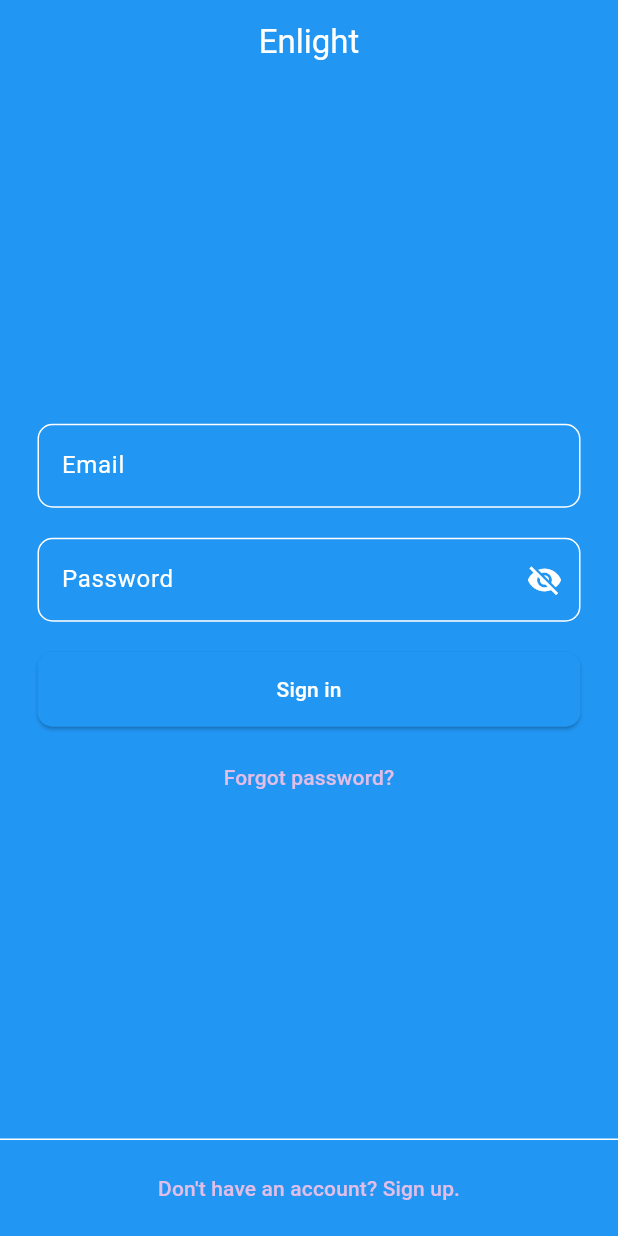
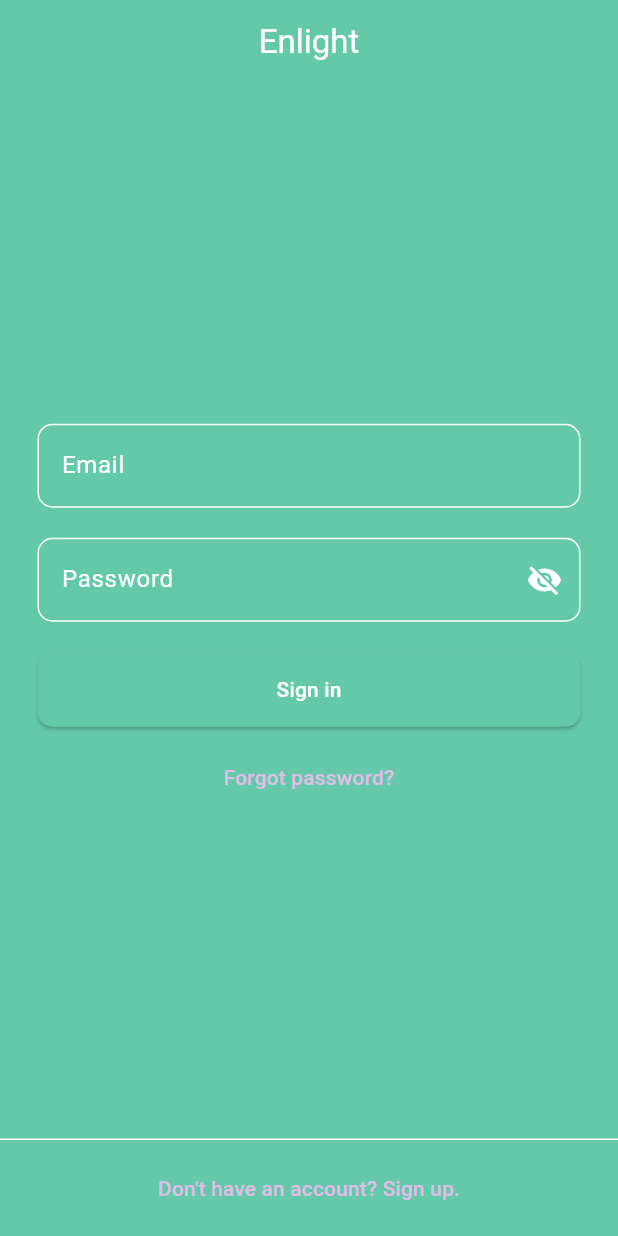
Before and after one commit to pedroramirezneira/enlightfrontend, a Flutter app: the screen it shows after launch, on a phone screen of 412 x 824 dp. Run offline on Flutter 3.47's test engine with Material 3 defaults, Android fonts, the phone set to English and light mode, and no system bars.

Commit message:
Addition of date mode to EnlightTextFormFields, color palette change

```diff
--- a/lib/components/enlight_text_form_field.dart
+++ b/lib/components/enlight_text_form_field.dart
@@ -5,6 +5,7 @@ class EnlightTextFormField extends StatefulWidget {
   final TextEditingController controller;
   final String? Function(String?)? validator;
   final bool password;
+  final bool date;
 
   const EnlightTextFormField({
     super.key,
@@ -12,6 +13,7 @@ class EnlightTextFormField extends StatefulWidget {
     required this.controller,
     this.validator,
     this.password = false,
+    this.date = false,
   });
 
   @override
@@ -61,6 +63,18 @@ class _EnlightTextFormFieldState extends State<EnlightTextFormField> {
                 )
               : null,
         ),
+        onTap: widget.date
+            ? () async {
+                FocusScope.of(context).requestFocus(FocusNode());
+                DateTime? dateTime = await showDatePicker(
+                  context: context,
+                  firstDate: DateTime(1900),
+                  lastDate: DateTime.now(),
+                );
+                widget.controller.text =
+                    dateTime != null ? dateTime.toString().split(" ")[0] : "";
+              }
+            : null,
       ),
     );
   }
--- a/lib/main.dart
+++ b/lib/main.dart
@@ -15,7 +15,7 @@ class MyApp extends StatelessWidget {
       title: 'Enlight',
       theme: ThemeData(
         appBarTheme: const AppBarTheme(
-          backgroundColor: Colors.blue,
+          backgroundColor: Color.fromARGB(255, 100, 201, 169),
           centerTitle: true,
           titleTextStyle: TextStyle(
             color: Colors.white,
@@ -30,9 +30,9 @@ class MyApp extends StatelessWidget {
           onSecondary: Colors.white,
           error: Colors.red,
           onError: Colors.white,
-          background: Colors.blue.shade900,
+          background: const Color.fromARGB(255, 43, 57, 68),
           onBackground: Colors.white,
-          surface: Colors.blue,
+          surface: const Color.fromARGB(255, 100, 201, 169),
           onSurface: Colors.white,
         ),
         elevatedButtonTheme: const ElevatedButtonThemeData(
@@ -44,12 +44,12 @@ class MyApp extends StatelessWidget {
               RoundedRectangleBorder(
                   borderRadius: BorderRadius.all(Radius.circular(10))),
             ),
-            backgroundColor: MaterialStatePropertyAll(Colors.blue),
+            backgroundColor: MaterialStatePropertyAll(Color.fromARGB(255, 100, 201, 169)),
             foregroundColor: MaterialStatePropertyAll(Colors.white),
           ),
         ),
         snackBarTheme: const SnackBarThemeData(
-          backgroundColor: Colors.blue,
+          backgroundColor: Color.fromARGB(255, 100, 201, 169),
           contentTextStyle: TextStyle(
             color: Colors.white,
           ),
--- a/lib/pages/sign_up.dart
+++ b/lib/pages/sign_up.dart
@@ -68,6 +68,7 @@ class _SignUpState extends State<SignUp> {
                         EnlightTextFormField(
                           text: "Birth Date",
                           controller: birthDateController,
+                          date: true,
                           validator: (value) {
                             if (value == null || value.isEmpty) {
                               return "Birth Date cannot be empty.";
```
